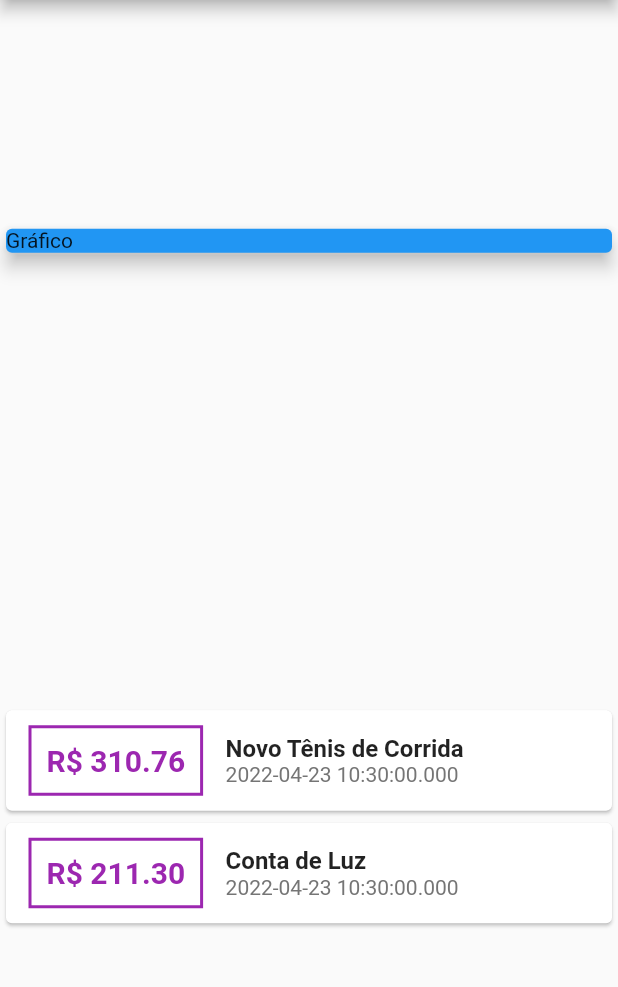
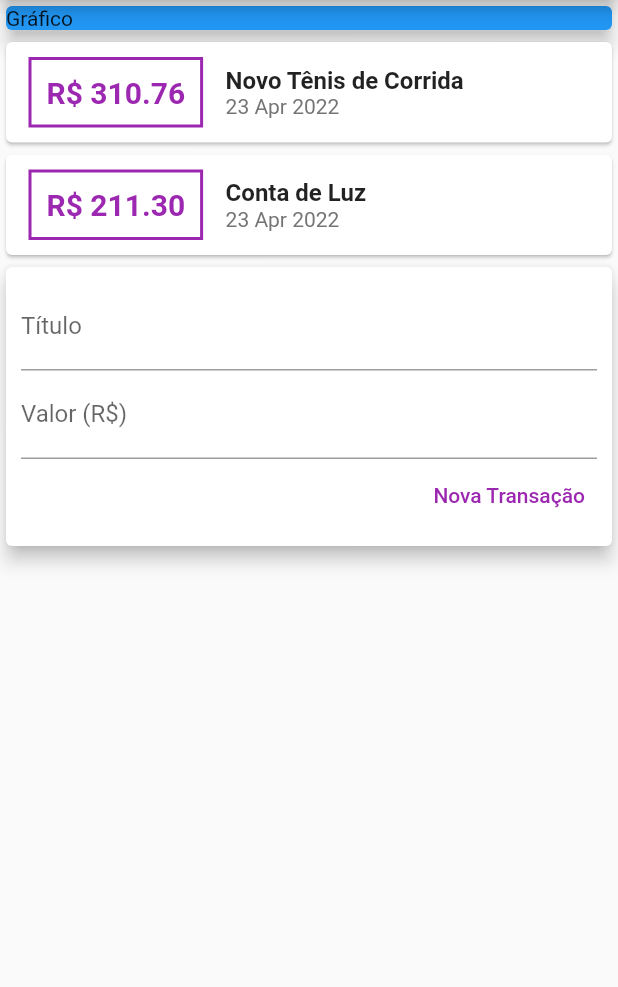
Before and after one commit to marcusvssantos/ProjetoDespesasFlutter, a Flutter app: the screen it shows after launch, on a phone screen of 412 x 824 dp, the part 84-1071 px from its top. Run offline on Flutter 3.47's test engine with Material 2 defaults, Android fonts, the phone set to English and light mode, and no system bars.

Commit message:
TextField

```diff
--- a/lib/main.dart
+++ b/lib/main.dart
@@ -1,5 +1,6 @@
 import 'package:flutter/material.dart';
 import 'models/transaction.dart';
+import 'package:intl/intl.dart';
 
 main() => runApp(ExpensesApp());
 
@@ -11,6 +12,9 @@ class ExpensesApp extends StatelessWidget {
 }
 
 class MyHomePage extends StatelessWidget {
+  final titleController = TextEditingController();
+  final valueController = TextEditingController();
+
   final _transactions = [
     Transaction(
       id: 't1',
@@ -33,7 +37,6 @@ class MyHomePage extends StatelessWidget {
         title: Text('Despesas Pessoais'),
       ),
       body: Column(
-        mainAxisAlignment: MainAxisAlignment.spaceAround,
         crossAxisAlignment: CrossAxisAlignment.stretch,
         children: <Widget>[
           Container(
@@ -81,7 +84,7 @@ class MyHomePage extends StatelessWidget {
                           ),
                         ),
                         Text(
-                          tr.date.toString(),
+                          DateFormat('d MMM y').format(tr.date),
                           style: TextStyle(
                             color: Colors.grey[600],
                           ),
@@ -93,6 +96,43 @@ class MyHomePage extends StatelessWidget {
               );
             }).toList(),
           ),
+          Card(
+            elevation: 5,
+            child: Padding(
+              padding: const EdgeInsets.all(10),
+              child: Column(
+                children: <Widget>[
+                  TextField(
+                    controller: titleController,
+                    decoration: InputDecoration(
+                      labelText: 'Título',
+                    ),
+                  ),
+                  TextField(
+                    controller: valueController,
+                    decoration: InputDecoration(
+                      labelText: 'Valor (R\$)',
+                    ),
+                  ),
+                  Row(
+                    mainAxisAlignment: MainAxisAlignment.end,
+                    children: <Widget>[
+                      TextButton(
+                        child: Text(
+                          'Nova Transação',
+                          style: TextStyle(color: Colors.purple),
+                        ),
+                        onPressed: () {
+                          print(titleController.text);
+                          print(valueController.text);
+                        },
+                      )
+                    ],
+                  ),
+                ],
+              ),
+            ),
+          ),
         ],
       ),
     );
```
